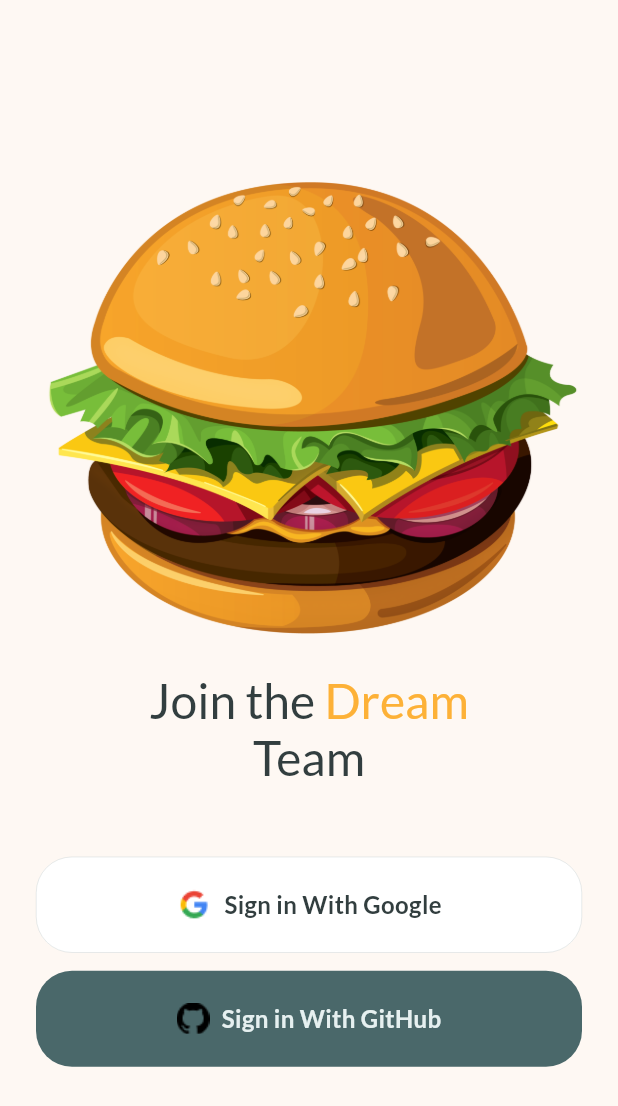
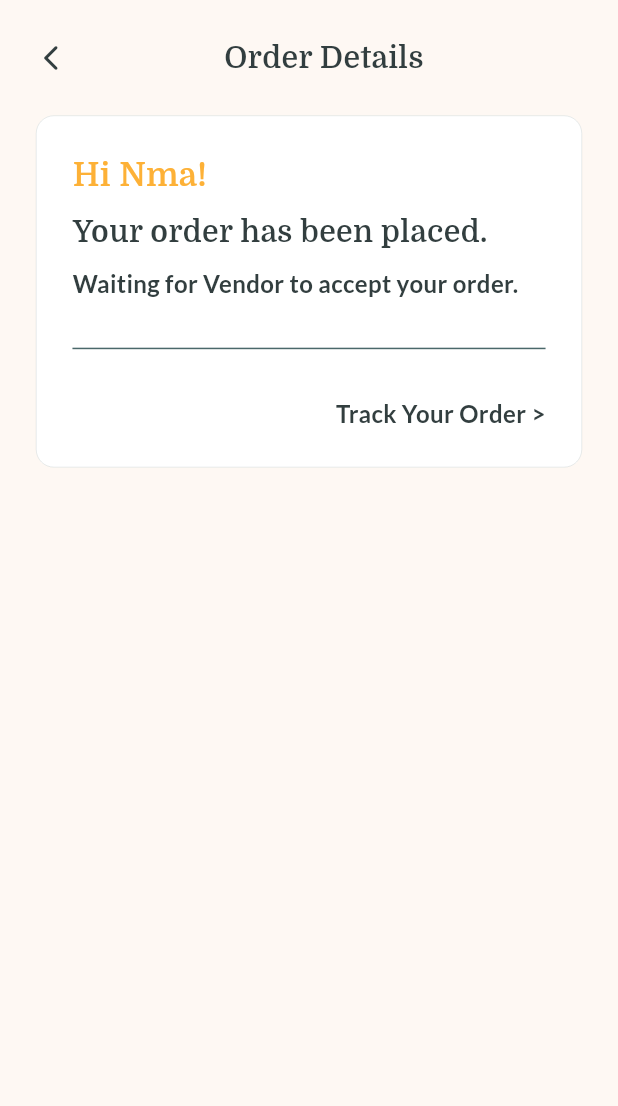
Before and after one commit to Eunice-nma/eden_sample_work, a Flutter app: the screen it shows after launch, after a tap on "Sign in With Google", on a phone screen of 412 x 824 dp. Shown: the top 1106 px of the screen. Run offline on Flutter 3.47's test engine with Material 3 defaults, Android fonts, the phone set to English and light mode, and no system bars; our stand-ins replace flutter_svg; missing offline and left inert: another_stepper.

Commit message:
order details ui

```diff
--- /dev/null
+++ b/lib/modules/order/screens/order_details_screen.dart
@@ -0,0 +1,108 @@
+import 'package:flutter/material.dart';
+
+import '../../../utils/colors.dart';
+import '../../../utils/text_styles.dart';
+import 'track_order_screen.dart';
+
+class OrderDetailsScreen extends StatelessWidget {
+  const OrderDetailsScreen({super.key});
+
+  @override
+  Widget build(BuildContext context) {
+    return Scaffold(
+      body: SafeArea(
+        child: Padding(
+          padding: const EdgeInsets.all(24.0),
+          child: Column(
+            crossAxisAlignment: CrossAxisAlignment.start,
+            children: [
+              Row(
+                children: [
+                  const Icon(
+                    Icons.arrow_back_ios_new_rounded,
+                    color: AppColors.darkGreenColor,
+                    size: 20,
+                  ),
+                  Expanded(
+                    child: Container(
+                      alignment: Alignment.center,
+                      child: const Text(
+                        'Order Details',
+                        style: AppTextStyles.heading2,
+                      ),
+                    ),
+                  ),
+                ],
+              ),
+              const SizedBox(
+                height: 24,
+              ),
+              Container(
+                width: double.infinity,
+                padding: const EdgeInsets.all(24),
+                decoration: BoxDecoration(
+                  color: AppColors.white,
+                  border: Border.all(
+                      color: AppColors.greenColor.withOpacity(0.3), width: 0.3),
+                  borderRadius: BorderRadius.circular(12),
+                ),
+                child: Column(
+                  crossAxisAlignment: CrossAxisAlignment.start,
+                  mainAxisSize: MainAxisSize.max,
+                  children: [
+                    const Text(
+                      'Hi Nma!',
+                      style: AppTextStyles.heading1Yellow,
+                    ),
+                    const SizedBox(
+                      height: 8,
+                    ),
+                    const Text(
+                      'Your order has been placed.',
+                      style: AppTextStyles.heading2,
+                    ),
+                    const SizedBox(
+                      height: 8,
+                    ),
+                    const Text(
+                      'Waiting for Vendor to accept your order.',
+                      style: AppTextStyles.bodyText1Bold,
+                    ),
+                    const SizedBox(
+                      height: 24,
+                    ),
+                    const Divider(
+                      color: AppColors.greenColor,
+                    ),
+                    const SizedBox(
+                      height: 24,
+                    ),
+                    Align(
+                      alignment: Alignment.bottomRight,
+                      child: InkWell(
+                        onTap: () {
+                          Navigator.of(context).push(
+                            MaterialPageRoute(
+                              builder: (context) => const TrackOrderScreen(),
+                            ),
+                          );
+                        },
+                        child: const Text(
+                          'Track Your Order >',
+                          style: AppTextStyles.bodyText1Bold,
+                        ),
+                      ),
+                    ),
+                  ],
+                ),
+              ),
+              const SizedBox(
+                height: 16,
+              ),
+            ],
+          ),
+        ),
+      ),
+    );
+  }
+}
--- a/lib/modules/sign_in/screens/sign_in_screen.dart
+++ b/lib/modules/sign_in/screens/sign_in_screen.dart
@@ -2,6 +2,7 @@ import 'package:flutter/material.dart';
 
 import '../../../utils/components/app_button.dart';
 import '../../../utils/text_styles.dart';
+import '../../order/screens/order_details_screen.dart';
 
 class SignInScreen extends StatelessWidget {
   const SignInScreen({super.key});
@@ -44,7 +45,13 @@ class SignInScreen extends StatelessWidget {
               ),
               AppButton(
                 'Sign in With Google',
-                ontap: () {},
+                ontap: () {
+                  Navigator.of(context).pushReplacement(
+                    MaterialPageRoute(
+                      builder: (context) => const OrderDetailsScreen(),
+                    ),
+                  );
+                },
                 icon: 'assets/images/google_logo.png',
                 isSecondary: true,
               ),
--- a/pubspec.yaml
+++ b/pubspec.yaml
@@ -35,6 +35,9 @@ dependencies:
   # Use with the CupertinoIcons class for iOS style icons.
   cupertino_icons: ^1.0.6
   flutter_svg: ^2.0.10+1
+  another_stepper: ^1.2.2
+  # firebase_auth: ^4.19.2
+  # google_sign_in: ^6.2.1
 
 dev_dependencies:
   flutter_test:
```
Also changed, not shown: lib/modules/order/screens/track_order_screen.dart (added, +92 -0 lines), lib/utils/components/app_stepper_dot_icon.dart (added, +25 -0 lines), pubspec.lock.
